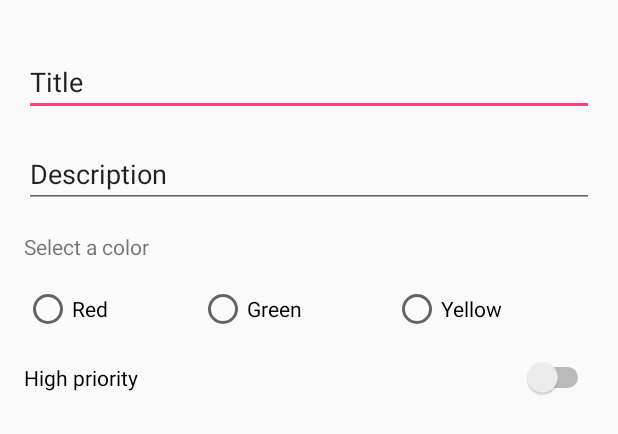
After one commit to camposmiguel/kielce, an Android app: the layout dialog_new_note.xml on its own in the app's theme, with its tools: preview values and no code run, on a phone screen of 412 x 824 dp. The commit adds this screen. Shown: the top 434 px of the screen. Run offline under Robolectric (Android 15) with nearby library versions, the phone set to English and light mode, and no system bars.

Commit message:
Google Keep v3

```diff
--- a/03_Database/GoogleKeep/app/src/main/java/com/miguelcr/a02_googlekeep/MainActivity.java
+++ b/03_Database/GoogleKeep/app/src/main/java/com/miguelcr/a02_googlekeep/MainActivity.java
@@ -1,9 +1,13 @@
 package com.miguelcr.a02_googlekeep;
 
+import android.content.DialogInterface;
+import android.support.v7.app.AlertDialog;
 import android.support.v7.app.AppCompatActivity;
 import android.os.Bundle;
 import android.view.Menu;
 import android.view.MenuInflater;
+import android.view.MenuItem;
+import android.view.View;
 import android.widget.ListView;
 
 import java.util.ArrayList;
@@ -42,4 +46,48 @@ public class MainActivity extends AppCompatActivity {
         inflater.inflate(R.menu.options_menu_notes, menu);
         return true;
     }
+
+    @Override
+    public boolean onOptionsItemSelected(MenuItem item) {
+        // Handle item selection
+        switch (item.getItemId()) {
+            case R.id.action_new_note:
+                createNewNote();
+                return true;
+            default:
+                return super.onOptionsItemSelected(item);
+        }
+    }
+
+    private void createNewNote() {
+        // 1. Instantiate an AlertDialog.Builder with its constructor
+        AlertDialog.Builder builder = new AlertDialog.Builder(this);
+
+        View view = getLayoutInflater().inflate(R.layout.dialog_new_note, null);
+        builder.setView(view);
+
+        // 2. Chain together various setter methods to set the dialog characteristics
+        builder.setMessage(R.string.dialog_message_new_note)
+               .setTitle(R.string.dialog_title_new_note);
+
+        builder.setPositiveButton(R.string.save_new_note, new DialogInterface.OnClickListener() {
+            public void onClick(DialogInterface dialog, int id) {
+                // User clicked OK button
+            }
+        });
+        builder.setNegativeButton(R.string.cancel, new DialogInterface.OnClickListener() {
+            public void onClick(DialogInterface dialog, int id) {
+                // User cancelled the dialog
+            }
+        });
+
+
+
+        // 3. Get the AlertDialog from create()
+        AlertDialog dialog = builder.create();
+
+        // 4. show the dialog
+        dialog.show();
+
+    }
 }
--- /dev/null
+++ b/03_Database/GoogleKeep/app/src/main/res/layout/dialog_new_note.xml
@@ -0,0 +1,67 @@
+<?xml version="1.0" encoding="utf-8"?>
+<LinearLayout xmlns:android="http://schemas.android.com/apk/res/android"
+    android:orientation="vertical" android:layout_width="match_parent"
+    android:layout_height="match_parent"
+    android:padding="16dp">
+
+    <EditText
+        android:id="@+id/editTextTItle"
+        android:layout_width="match_parent"
+        android:layout_height="wrap_content"
+        android:layout_marginTop="16dp"
+        android:ems="10"
+        android:inputType="textPersonName"
+        android:text="Title" />
+
+    <EditText
+        android:id="@+id/editTextDescription"
+        android:layout_width="match_parent"
+        android:layout_height="wrap_content"
+        android:layout_marginTop="16dp"
+        android:ems="10"
+        android:inputType="textPersonName"
+        android:text="Description" />
+
+    <TextView
+        android:layout_width="match_parent"
+        android:layout_height="wrap_content"
+        android:text="Select a color"
+        android:layout_marginTop="16dp"/>
+
+    <RadioGroup
+        android:layout_width="match_parent"
+        android:layout_height="wrap_content"
+        android:orientation="horizontal"
+        android:layout_marginTop="16dp">
+
+        <RadioButton
+            android:id="@+id/radioButtonRed"
+            android:layout_width="wrap_content"
+            android:layout_height="wrap_content"
+            android:layout_weight="1"
+            android:text="Red" />
+
+        <RadioButton
+            android:id="@+id/radioButtonGreen"
+            android:layout_width="wrap_content"
+            android:layout_height="wrap_content"
+            android:layout_weight="1"
+            android:text="Green" />
+
+        <RadioButton
+            android:id="@+id/radioButtonYellow"
+            android:layout_width="wrap_content"
+            android:layout_height="wrap_content"
+            android:layout_weight="1"
+            android:text="Yellow" />
+    </RadioGroup>
+
+    <Switch
+        android:id="@+id/switchHighPriority"
+        android:layout_width="match_parent"
+        android:layout_height="wrap_content"
+        android:text="High priority"
+        android:layout_marginTop="16dp"/>
+
+
+</LinearLayout>
--- a/03_Database/GoogleKeep/app/src/main/res/values/strings.xml
+++ b/03_Database/GoogleKeep/app/src/main/res/values/strings.xml
@@ -1,3 +1,8 @@
 <resources>
     <string name="app_name">02_GoogleKeep</string>
+    <string name="new_note">New note</string>
+    <string name="dialog_message_new_note">Complete the information to create the note</string>
+    <string name="dialog_title_new_note">New note</string>
+    <string name="save_new_note">Save</string>
+    <string name="cancel">Cancel</string>
 </resources>
```
